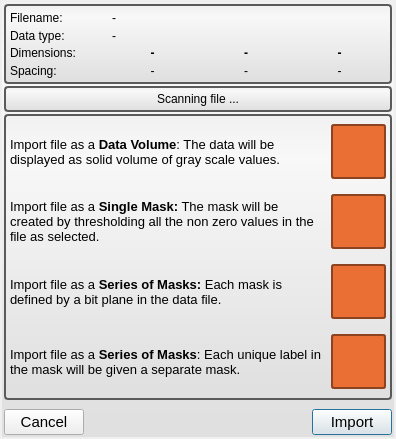
The window that src/Interface/AppInterface/LayerImporterWidget.ui (SCIInstitute/Seg3D) describes before a commit, drawn with Qt 5.
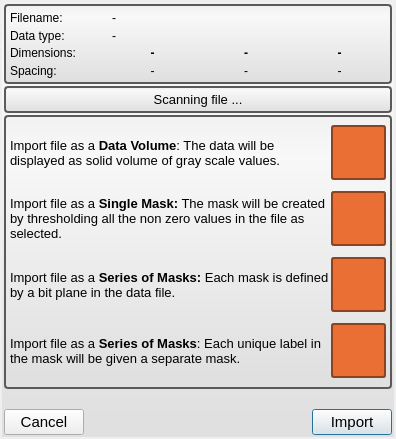
The same window after the commit.

Commit message: add time stamp to log, fix rendering logic for OSX and cleanup buttons in viewer widget

```diff
--- a/src/Interface/AppInterface/LayerImporterWidget.ui
+++ b/src/Interface/AppInterface/LayerImporterWidget.ui
@@ -369,6 +369,11 @@
          </property>
          <item>
           <widget class="QLabel" name="scanning_file_label_">
+           <property name="font">
+            <font>
+             <pointsize>10</pointsize>
+            </font>
+           </property>
            <property name="text">
             <string>Scanning file ...</string>
            </property>
@@ -407,9 +412,6 @@
          <property name="margin">
           <number>4</number>
          </property>
-         <property name="spacing">
-          <number>6</number>
-         </property>
          <item row="0" column="0">
           <widget class="QLabel" name="data_label_">
            <property name="sizePolicy">
@@ -649,6 +651,19 @@
         </layout>
        </widget>
       </item>
+      <item>
+       <spacer name="verticalSpacer">
+        <property name="orientation">
+         <enum>Qt::Vertical</enum>
+        </property>
+        <property name="sizeHint" stdset="0">
+         <size>
+          <width>20</width>
+          <height>40</height>
+         </size>
+        </property>
+       </spacer>
+      </item>
       <item>
        <spacer name="vertical_spacer_">
         <property name="orientation">
```
The commit also changes 5 other files.
